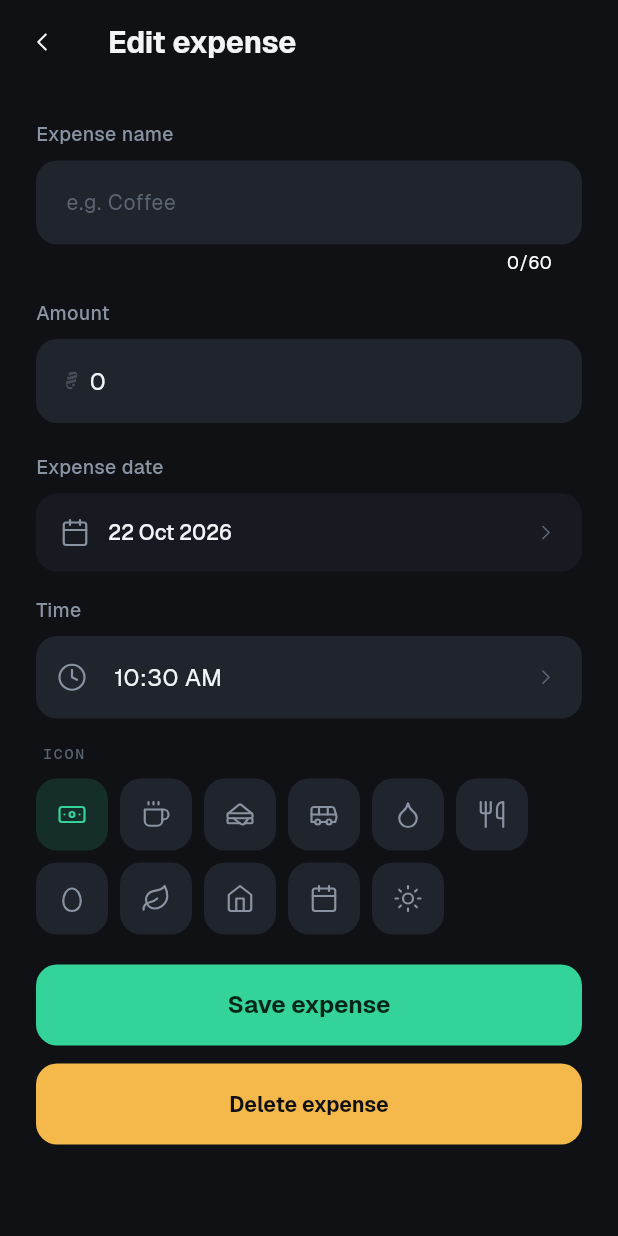
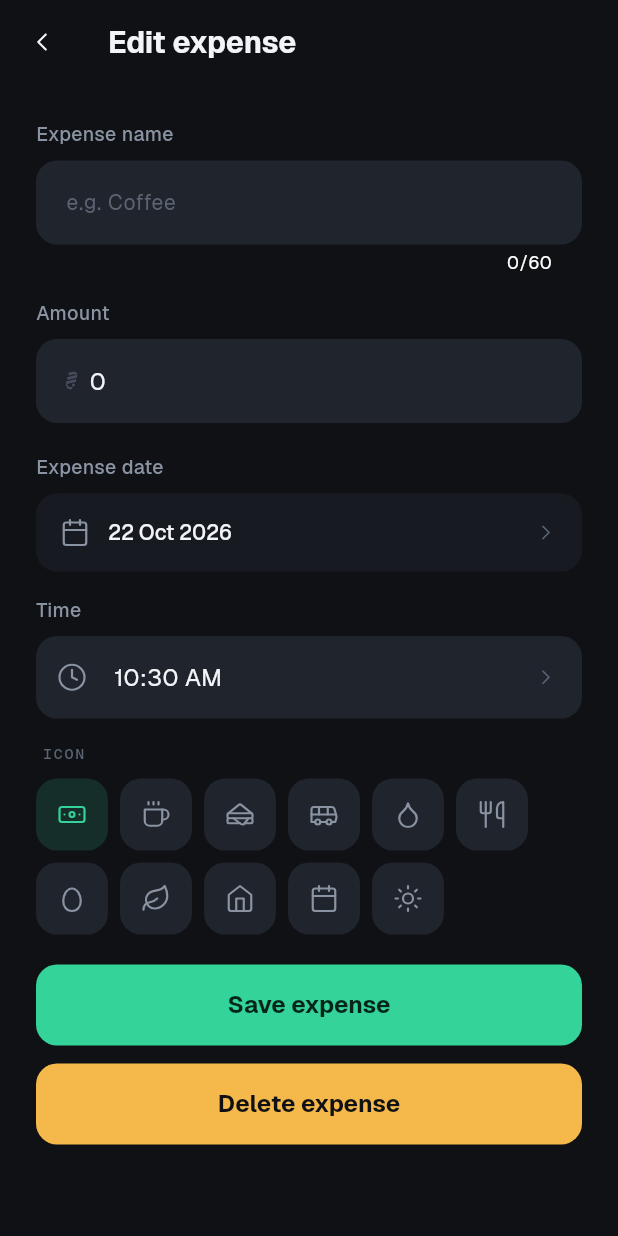
Before and after one commit to hamza-dje/waffir, a Flutter app: the ExpenseEditor screen opened directly with empty values, on a phone screen of 412 x 824 dp. Run offline on Flutter 3.47's test engine with Material 3 defaults, Android fonts, the phone set to English and light mode, and no system bars; our stand-ins replace flutter_svg, shared_preferences; accounts and stored records are empty; project files that could hold a hidden picture were left out.

Commit message:
style: match expense action label font sizes

```diff
--- a/lib/editors.dart
+++ b/lib/editors.dart
@@ -258,9 +258,7 @@ class _ExpenseEditorState extends State<ExpenseEditor> {
                       'This entry will be removed from the budget.', 'Delete');
                   if (yes && context.mounted) Navigator.pop(context, 'delete');
                 },
-                child: CurrencyText('Delete expense',
-                    style:
-                        type(14, color: background, weight: FontWeight.w600))),
+                child: const CurrencyText('Delete expense')),
           ])));
 }
 
```
